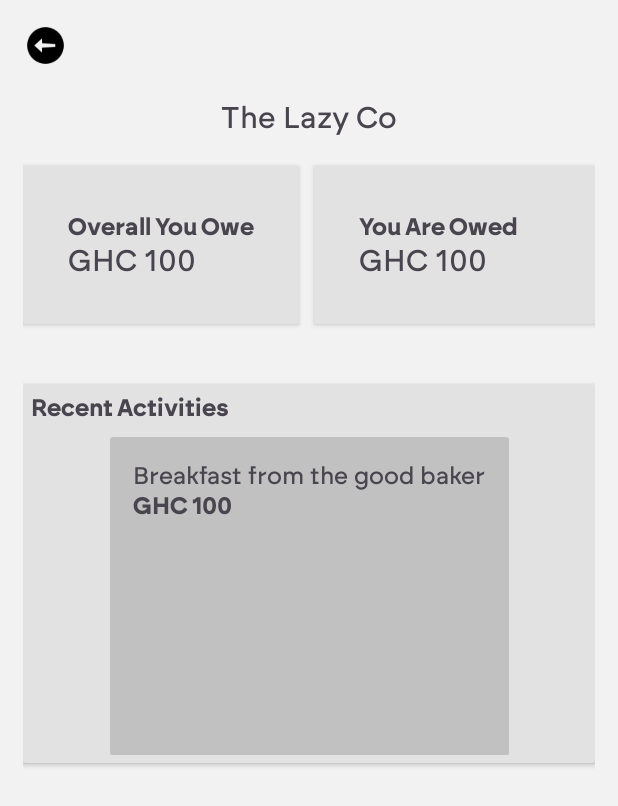
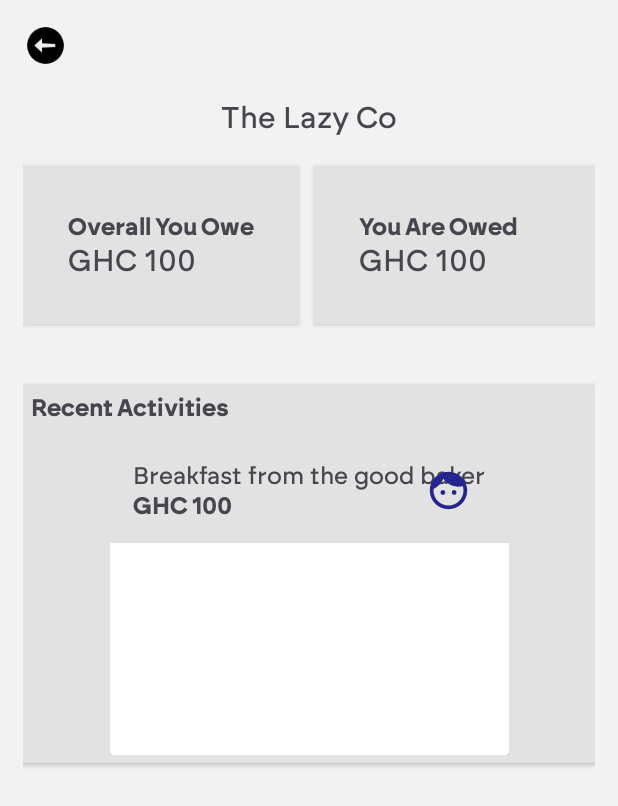
Before and after one commit to Obehi234/SikaMe_Android, an Android app: the layout fragment_group_home_page.xml on its own in the app's theme, with its tools: preview values and no code run, on a phone screen of 412 x 824 dp. Shown: the top 806 px of the screen. Run offline under Robolectric (Android 15) with nearby library versions, the phone set to English and light mode, and no system bars.

Commit message:
Created activity item card

```diff
--- /dev/null
+++ b/app/src/main/res/drawable/baseline_face_24.xml
@@ -0,0 +1,5 @@
+<vector android:height="24dp" android:tint="#252590"
+    android:viewportHeight="24" android:viewportWidth="24"
+    android:width="24dp" xmlns:android="http://schemas.android.com/apk/res/android">
+    <path android:fillColor="@android:color/white" android:pathData="M9,11.75c-0.69,0 -1.25,0.56 -1.25,1.25s0.56,1.25 1.25,1.25 1.25,-0.56 1.25,-1.25 -0.56,-1.25 -1.25,-1.25zM15,11.75c-0.69,0 -1.25,0.56 -1.25,1.25s0.56,1.25 1.25,1.25 1.25,-0.56 1.25,-1.25 -0.56,-1.25 -1.25,-1.25zM12,2C6.48,2 2,6.48 2,12s4.48,10 10,10 10,-4.48 10,-10S17.52,2 12,2zM12,20c-4.41,0 -8,-3.59 -8,-8 0,-0.29 0.02,-0.58 0.05,-0.86 2.36,-1.05 4.23,-2.98 5.21,-5.37C11.07,8.33 14.05,10 17.42,10c0.78,0 1.53,-0.09 2.25,-0.26 0.21,0.71 0.33,1.47 0.33,2.26 0,4.41 -3.59,8 -8,8z"/>
+</vector>
--- /dev/null
+++ b/app/src/main/res/drawable/ic_face.xml
@@ -0,0 +1,5 @@
+<vector android:height="24dp" android:tint="#000000"
+    android:viewportHeight="24" android:viewportWidth="24"
+    android:width="24dp" xmlns:android="http://schemas.android.com/apk/res/android">
+    <path android:fillColor="@android:color/white" android:pathData="M9,11.75c-0.69,0 -1.25,0.56 -1.25,1.25s0.56,1.25 1.25,1.25 1.25,-0.56 1.25,-1.25 -0.56,-1.25 -1.25,-1.25zM15,11.75c-0.69,0 -1.25,0.56 -1.25,1.25s0.56,1.25 1.25,1.25 1.25,-0.56 1.25,-1.25 -0.56,-1.25 -1.25,-1.25zM12,2C6.48,2 2,6.48 2,12s4.48,10 10,10 10,-4.48 10,-10S17.52,2 12,2zM12,20c-4.41,0 -8,-3.59 -8,-8 0,-0.29 0.02,-0.58 0.05,-0.86 2.36,-1.05 4.23,-2.98 5.21,-5.37C11.07,8.33 14.05,10 17.42,10c0.78,0 1.53,-0.09 2.25,-0.26 0.21,0.71 0.33,1.47 0.33,2.26 0,4.41 -3.59,8 -8,8z"/>
+</vector>
--- a/app/src/main/res/layout/activities_item.xml
+++ b/app/src/main/res/layout/activities_item.xml
@@ -1,43 +1,52 @@
 <?xml version="1.0" encoding="utf-8"?>
 <androidx.cardview.widget.CardView xmlns:android="http://schemas.android.com/apk/res/android"
+    xmlns:app="http://schemas.android.com/apk/res-auto"
     android:layout_width="match_parent"
     android:layout_height="match_parent"
-    xmlns:app="http://schemas.android.com/apk/res-auto"
-    android:padding="@dimen/padding_10dp"
-    app:cardElevation="4dp"
-    app:cardBackgroundColor="@color/sikame_dark_grey">
+    android:padding="@dimen/padding_15dp"
+    app:cardElevation="@dimen/card_elevation_4dp">
 
     <androidx.constraintlayout.widget.ConstraintLayout
-        android:layout_width="wrap_content"
+        android:layout_width="match_parent"
         android:layout_height="wrap_content"
-        android:padding="@dimen/padding_15dp">
+        android:padding="@dimen/padding_15dp"
+        android:background="@color/sikame_card_grey"
+        >
 
         <TextView
             android:id="@+id/tvActivityTitle"
             android:layout_width="wrap_content"
             android:layout_height="wrap_content"
+            android:fontFamily="@font/brockmann_medium"
+            android:text="@string/breakfast_from_the_good_baker"
+            android:textSize="@dimen/text_16sp"
             app:layout_constraintStart_toStartOf="parent"
-            app:layout_constraintTop_toTopOf="parent"
-            android:text="Breakfast from the good baker"
-            android:fontFamily="@font/brockmann_medium"
-            android:textSize="@dimen/text_16sp"/>
+            app:layout_constraintTop_toTopOf="parent" />
 
         <TextView
             android:id="@+id/tvActivityPrice"
             android:layout_width="wrap_content"
             android:layout_height="wrap_content"
+            android:fontFamily="@font/brockmann_bold"
+            android:text="@string/ghc_100"
+            android:textSize="@dimen/text_16sp"
             app:layout_constraintStart_toStartOf="parent"
-            app:layout_constraintTop_toBottomOf="@id/tvActivityTitle"
-            android:text="GHC 100"
-            android:fontFamily="@font/brockmann_bold"
-            android:textSize="@dimen/text_16sp"/>
+            app:layout_constraintTop_toBottomOf="@id/tvActivityTitle" />
 
-        <ImageView
-            android:layout_width="wrap_content"
-            android:layout_height="wrap_content"
+        <de.hdodenhof.circleimageview.CircleImageView
+            android:id="@+id/ivProfileIcon"
+            android:layout_width="@dimen/image_30dp"
+            android:layout_height="@dimen/image_30dp"
+            android:layout_marginEnd="@dimen/margin_10dp"
+            app:civ_circle_border_color="@color/sikame_dark_grey"
+            app:civ_circle_border_width="2dp"
+            android:src="@drawable/baseline_face_24"
             app:layout_constraintEnd_toEndOf="parent"
-            app:layout_constraintTop_toTopOf="parent"
-            app:layout_constraintBottom_toBottomOf="parent"/>
+            app:layout_constraintTop_toTopOf="@id/tvActivityTitle"
+            app:layout_constraintBottom_toBottomOf="parent"
+            />
+
+
     </androidx.constraintlayout.widget.ConstraintLayout>
 
 
--- a/app/src/main/res/values/dimens.xml
+++ b/app/src/main/res/values/dimens.xml
@@ -18,4 +18,6 @@
     <dimen name="padding_10dp">10dp</dimen>
     <dimen name="padding_20dp">20dp</dimen>
     <dimen name="margin_40dp">40dp</dimen>
+    <dimen name="image_30dp">30dp</dimen>
+    <dimen name="card_elevation_4dp">4dp</dimen>
 </resources>
--- a/app/src/main/res/values/strings.xml
+++ b/app/src/main/res/values/strings.xml
@@ -7,4 +7,6 @@
     <string name="continue_without_creating_group"><![CDATA[Continue without creating group >]]></string>
     <string name="you_have_no_groups_created">You have no groups created</string>
     <string name="create_new_group">Create New Group</string>
+    <string name="ghc_100">GHC 100</string>
+    <string name="breakfast_from_the_good_baker">Breakfast from the good baker</string>
 </resources>
```
